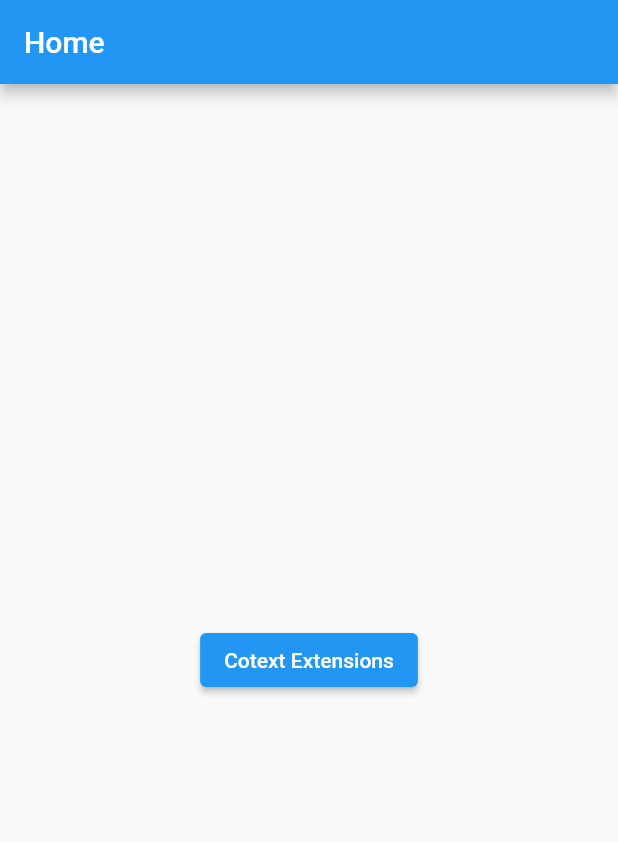
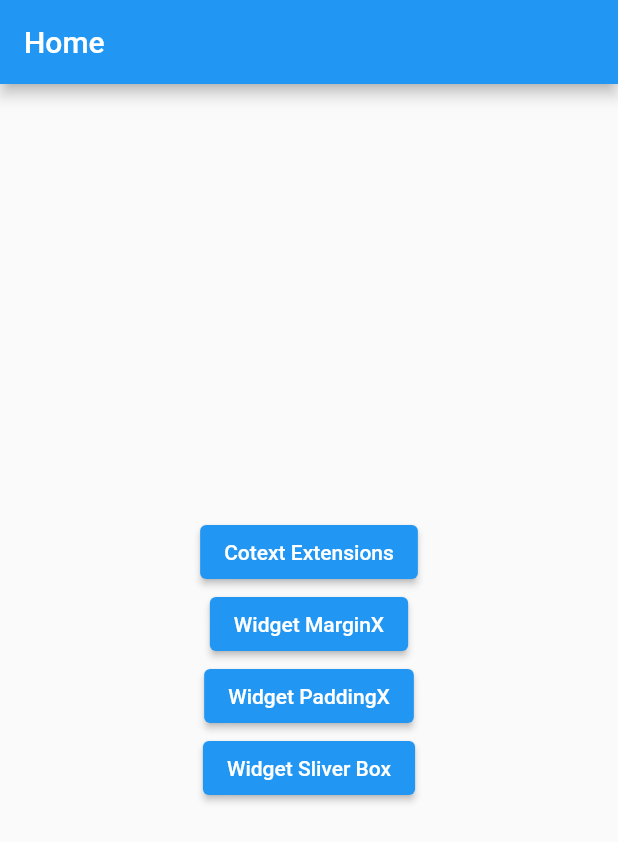
Before and after one commit to 2DevGs/get_ui_utils, a Flutter app: the screen it shows after launch, on a phone screen of 412 x 824 dp. Shown: the top 842 px of the screen. Run offline on Flutter 3.47's test engine with Material 2 defaults, Android fonts, the phone set to English and light mode, and no system bars; our stand-ins replace get.

Commit message:
UI Utilities - Widgets X
In this commit, we worked on the concept of the methods called WidgetMarginX, WidgetPaddingX, WidgetSliverBox, demonstrating all of them in practice.

```diff
--- a/lib/main.dart
+++ b/lib/main.dart
@@ -2,6 +2,9 @@ import 'package:flutter/material.dart';
 import 'package:get/get.dart';
 import 'package:get_ui_utils/pages/context_ext/context_ext_page.dart';
 import 'package:get_ui_utils/pages/home_page.dart';
+import 'package:get_ui_utils/pages/widget_margin_x/widget_margin_x_page.dart';
+import 'package:get_ui_utils/pages/widget_padding_x/widget_padding_x_page.dart';
+import 'package:get_ui_utils/pages/widget_sliver_box/widget_sliver_box_page.dart';
 
 void main() {
   runApp(const MyApp());
@@ -25,6 +28,18 @@ class MyApp extends StatelessWidget {
           name: '/context_ext',
           page: () => const ContextExtPage(),
         ),
+        GetPage(
+          name: '/widget_margin_x',
+          page: () => const WidgetMarginXPage(),
+        ),
+        GetPage(
+          name: '/widget_padding_x',
+          page: () => const WidgetPaddingXPage(),
+        ),
+        GetPage(
+          name: '/widget_sliver_box',
+          page: () => const WidgetSliverBoxPage(),
+        ),
       ],
     );
   }
--- a/lib/pages/home_page.dart
+++ b/lib/pages/home_page.dart
@@ -20,6 +20,24 @@ class HomePage extends StatelessWidget {
               },
               child: const Text('Cotext Extensions'),
             ),
+            ElevatedButton(
+              onPressed: () {
+                Get.toNamed('/widget_margin_x');
+              },
+              child: const Text('Widget MarginX'),
+            ),
+            ElevatedButton(
+              onPressed: () {
+                Get.toNamed('/widget_padding_x');
+              },
+              child: const Text('Widget PaddingX'),
+            ),
+            ElevatedButton(
+              onPressed: () {
+                Get.toNamed('/widget_sliver_box');
+              },
+              child: const Text('Widget Sliver Box'),
+            ),
           ],
         ),
       ),
```
Also changed, not shown: lib/pages/widget_margin_x/widget_margin_x_page.dart (added, +27 -0 lines), lib/pages/widget_padding_x/widget_padding_x_page.dart (added, +25 -0 lines), lib/pages/widget_sliver_box/widget_sliver_box_page.dart (added, +33 -0 lines).
